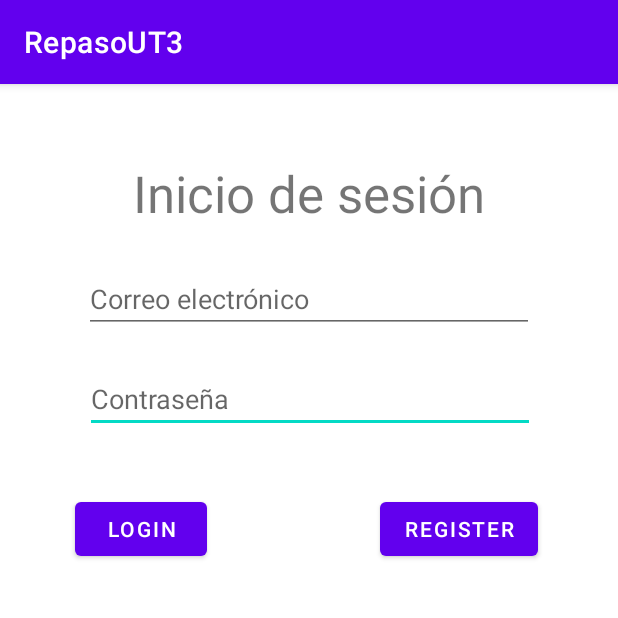
After one commit to XimingLi2002/2-DAM-PGL-AndroidStudio, an Android app: the FirebaseAuth screen opened directly, with no data from a screen before it, on a phone screen of 412 x 824 dp, the top half of it. The commit adds this screen. Run offline under Robolectric (Android 15) with nearby library versions, the phone set to English and light mode, and no system bars; our stand-ins replace Firebase (no records; nobody signed in at launch, a user with empty details on screens opened directly).

Commit message:
FirebaseAuth done

```diff
--- /dev/null
+++ b/RepasoUT3/app/src/main/java/com/example/repasout3/FirebaseAuth.kt
@@ -0,0 +1,81 @@
+package com.example.repasout3
+
+import android.content.Intent
+import androidx.appcompat.app.AppCompatActivity
+import android.os.Bundle
+import android.widget.Button
+import android.widget.EditText
+import android.widget.TextView
+import android.widget.Toast
+import com.example.repasout3.databinding.FirebaseAuthBinding
+import com.google.firebase.auth.FirebaseAuth
+
+
+class FirebaseAuth : AppCompatActivity() {
+
+    private lateinit var viewBinding: FirebaseAuthBinding
+
+    private lateinit var loginTV: TextView
+    private lateinit var emailInput: EditText
+    private lateinit var passwordInput: EditText
+    private lateinit var loginButton: Button
+    private lateinit var registerButton: Button
+
+    private lateinit var firebaseAuth: FirebaseAuth
+
+    override fun onCreate(savedInstanceState: Bundle?) {
+        super.onCreate(savedInstanceState)
+        viewBinding = FirebaseAuthBinding.inflate(layoutInflater)
+        setContentView(viewBinding.root)
+
+        loginTV = viewBinding.loginTV
+        emailInput = viewBinding.emailInput
+        passwordInput = viewBinding.passwordInput
+        loginButton = viewBinding.loginButton
+        registerButton = viewBinding.registerButton
+
+
+
+        firebaseAuth = FirebaseAuth.getInstance()
+
+        loginButton.setOnClickListener {
+            if (emailInput.text.isNotEmpty() && passwordInput.text.isNotEmpty()) {
+                firebaseAuth.signInWithEmailAndPassword(
+                    emailInput.text.toString(),
+                    passwordInput.text.toString()
+                ).addOnCompleteListener(this) {
+                    if (it.isSuccessful) {
+                        showMessage("Inicio de sesión correcto")
+                        startActivity(Intent(this@FirebaseAuth, Firebase::class.java))
+                        this.finish()
+                    } else {
+                        showMessage("Fallo de autentificación")
+                    }
+                }
+            } else {
+                showMessage("Debes completar ambos campos")
+            }
+        }
+
+        registerButton.setOnClickListener{
+            if (emailInput.text.isNotEmpty() && passwordInput.text.isNotEmpty()) {
+                firebaseAuth.createUserWithEmailAndPassword(
+                    emailInput.text.toString(),
+                    passwordInput.text.toString()
+                ).addOnCompleteListener(this) {
+                    if (it.isSuccessful) {
+                        showMessage("Usuario creado correctamente")
+                    } else {
+                        showMessage("Error al crear el usuario")
+                    }
+                }
+            } else {
+                showMessage("Debes completar ambos campos")
+            }
+        }
+    }
+
+    private fun showMessage(message: String) {
+        Toast.makeText(this, message, Toast.LENGTH_LONG).show()
+    }
+}
--- a/RepasoUT3/app/src/main/java/com/example/repasout3/MainActivity.kt
+++ b/RepasoUT3/app/src/main/java/com/example/repasout3/MainActivity.kt
@@ -45,6 +45,10 @@ class MainActivity : AppCompatActivity() {
                 startActivity(Intent(this@MainActivity, Threads::class.java))
                 this.finish()
             }
+            R.id.firebaseAuth -> {
+                startActivity(Intent(this@MainActivity, FirebaseAuth::class.java))
+                this.finish()
+            }
             R.id.ddbb -> {
                 startActivity(Intent(this@MainActivity, Firebase::class.java))
                 this.finish()
--- /dev/null
+++ b/RepasoUT3/app/src/main/res/layout/firebase_auth.xml
@@ -0,0 +1,73 @@
+<?xml version="1.0" encoding="utf-8"?>
+<androidx.constraintlayout.widget.ConstraintLayout xmlns:android="http://schemas.android.com/apk/res/android"
+    xmlns:app="http://schemas.android.com/apk/res-auto"
+    xmlns:tools="http://schemas.android.com/tools"
+    android:layout_width="match_parent"
+    android:layout_height="match_parent"
+    tools:context=".FirebaseAuth">
+
+    <TextView
+        android:id="@+id/loginTV"
+        android:layout_width="wrap_content"
+        android:layout_height="wrap_content"
+        android:layout_marginStart="88dp"
+        android:layout_marginTop="50dp"
+        android:layout_marginEnd="88dp"
+        android:text="Inicio de sesión"
+        android:textAlignment="center"
+        android:textSize="34sp"
+        app:layout_constraintEnd_toEndOf="parent"
+        app:layout_constraintStart_toStartOf="parent"
+        app:layout_constraintTop_toTopOf="parent" />
+
+    <EditText
+        android:id="@+id/passwordInput"
+        android:layout_width="300dp"
+        android:layout_height="wrap_content"
+        android:layout_marginStart="50dp"
+        android:layout_marginTop="92dp"
+        android:layout_marginEnd="50dp"
+        android:ems="10"
+        android:hint="Contraseña"
+        android:inputType="textPersonName"
+        app:layout_constraintEnd_toEndOf="parent"
+        app:layout_constraintHorizontal_bias="0.545"
+        app:layout_constraintStart_toStartOf="parent"
+        app:layout_constraintTop_toBottomOf="@+id/loginTV" />
+
+    <EditText
+        android:id="@+id/emailInput"
+        android:layout_width="300dp"
+        android:layout_height="wrap_content"
+        android:layout_marginStart="50dp"
+        android:layout_marginTop="25dp"
+        android:layout_marginEnd="50dp"
+        android:ems="10"
+        android:hint="Correo electrónico"
+        android:inputType="textPersonName"
+        app:layout_constraintEnd_toEndOf="parent"
+        app:layout_constraintStart_toStartOf="parent"
+        app:layout_constraintTop_toBottomOf="@+id/loginTV" />
+
+    <Button
+        android:id="@+id/loginButton"
+        android:layout_width="wrap_content"
+        android:layout_height="wrap_content"
+        android:layout_marginStart="50dp"
+        android:layout_marginTop="40dp"
+        android:text="Login"
+        app:layout_constraintStart_toStartOf="parent"
+        app:layout_constraintTop_toBottomOf="@+id/passwordInput" />
+
+    <Button
+        android:id="@+id/registerButton"
+        android:layout_width="wrap_content"
+        android:layout_height="wrap_content"
+        android:layout_marginStart="111dp"
+        android:layout_marginTop="40dp"
+        android:layout_marginEnd="50dp"
+        android:text="Register"
+        app:layout_constraintEnd_toEndOf="parent"
+        app:layout_constraintStart_toEndOf="@+id/loginButton"
+        app:layout_constraintTop_toBottomOf="@+id/passwordInput" />
+</androidx.constraintlayout.widget.ConstraintLayout>
--- a/RepasoUT3/app/src/main/res/menu/menu.xml
+++ b/RepasoUT3/app/src/main/res/menu/menu.xml
@@ -16,6 +16,9 @@
         android:id="@+id/thread"
         android:title="Hilo" />
     <item
+        android:id="@+id/firebaseAuth"
+        android:title="@string/auth" />
+    <item
         android:id="@+id/ddbb"
         android:title="@string/ddbb" />
     <item
--- a/RepasoUT3/app/src/main/res/values/strings.xml
+++ b/RepasoUT3/app/src/main/res/values/strings.xml
@@ -16,4 +16,5 @@
     <string name="photo">Fotos</string>
     <string name="take_photo">Hacer foto</string>
     <string name="select_image">selecciona imagen</string>
+    <string name="auth">Autentificación</string>
 </resources>
--- a/RepasoUT3/build.gradle
+++ b/RepasoUT3/build.gradle
@@ -4,8 +4,8 @@ buildscript {
     }
 }// Top-level build file where you can add configuration options common to all sub-projects/modules.
 plugins {
-    id 'com.android.application' version '7.3.1' apply false
-    id 'com.android.library' version '7.3.1' apply false
+    id 'com.android.application' version '7.4.0' apply false
+    id 'com.android.library' version '7.4.0' apply false
     id 'org.jetbrains.kotlin.android' version '1.7.10' apply false
     id 'com.google.android.libraries.mapsplatform.secrets-gradle-plugin' version '2.0.1' apply false
 }
```
Also changed, not shown: RepasoUT3/app/src/main/AndroidManifest.xml (+7 -7 lines), RepasoUT3/gradle/wrapper/gradle-wrapper.properties.
